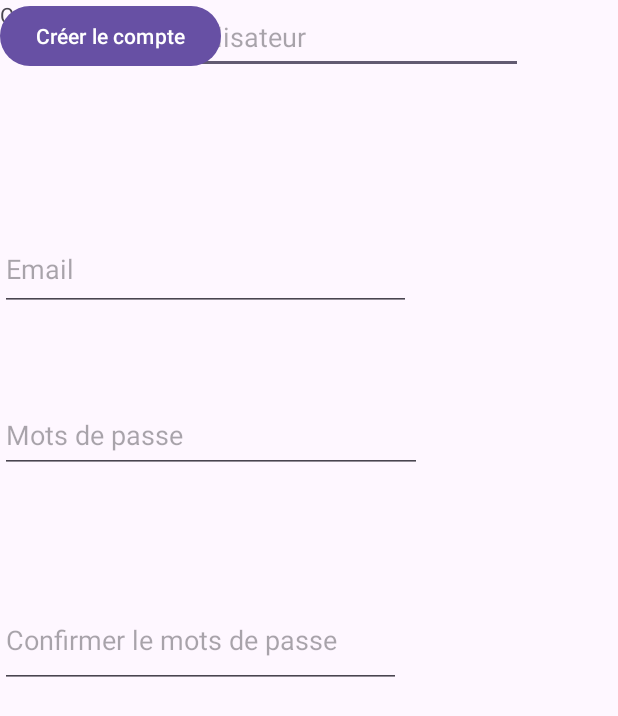
After one commit to NikoGandon/Licence-3, an Android app: the fragment InscriptionFragment shown on its own in the app's theme, on a phone screen of 412 x 824 dp. The commit adds this screen. Shown: the top 716 px of the screen. Run offline under Robolectric (Android 15) with nearby library versions, the phone set to English and light mode, and no system bars.

Commit message:
AND: TP5 / fragments et page de connexion

```diff
--- a/Semestre 6/prog mob/TD5/app/build.gradle.kts
+++ b/Semestre 6/prog mob/TD5/app/build.gradle.kts
@@ -29,6 +29,9 @@ android {
         sourceCompatibility = JavaVersion.VERSION_1_8
         targetCompatibility = JavaVersion.VERSION_1_8
     }
+    buildFeatures {
+        viewBinding = true
+    }
 }
 
 dependencies {
@@ -36,6 +39,9 @@ dependencies {
     implementation("androidx.appcompat:appcompat:1.6.1")
     implementation("com.google.android.material:material:1.11.0")
     implementation("androidx.constraintlayout:constraintlayout:2.1.4")
+    implementation("androidx.annotation:annotation:1.6.0")
+    implementation("androidx.lifecycle:lifecycle-livedata-ktx:2.7.0")
+    implementation("androidx.lifecycle:lifecycle-viewmodel-ktx:2.7.0")
     testImplementation("junit:junit:4.13.2")
     androidTestImplementation("androidx.test.ext:junit:1.1.5")
     androidTestImplementation("androidx.test.espresso:espresso-core:3.5.1")
--- a/Semestre 6/prog mob/TD5/app/src/main/AndroidManifest.xml
+++ b/Semestre 6/prog mob/TD5/app/src/main/AndroidManifest.xml
@@ -13,6 +13,9 @@
         android:theme="@style/Theme.TD5"
         tools:targetApi="31">
         <activity
+            android:name=".ConnexionPage.ConnexionPage"
+            android:exported="false" />
+        <activity
             android:name=".MainActivity"
             android:exported="true">
             <intent-filter>
--- /dev/null
+++ b/Semestre 6/prog mob/TD5/app/src/main/java/com/example/td5/ConnexionPage/InscriptionFragment.java
@@ -0,0 +1,118 @@
+package com.example.td5.ConnexionPage;
+
+import android.content.Context;
+import android.os.Bundle;
+
+import androidx.fragment.app.Fragment;
+
+import android.view.LayoutInflater;
+import android.view.View;
+import android.view.ViewGroup;
+import android.widget.Button;
+import android.widget.TextView;
+import android.widget.Toast;
+
+import com.example.td5.R;
+
+import java.io.FileOutputStream;
+import java.util.Objects;
+
+/**
+ * A simple {@link Fragment} subclass.
+ * Use the {@link InscriptionFragment#newInstance} factory method to
+ * create an instance of this fragment.
+ */
+public class InscriptionFragment extends Fragment {
+
+    // TODO: Rename parameter arguments, choose names that match
+    // the fragment initialization parameters, e.g. ARG_ITEM_NUMBER
+    private static final String ARG_PARAM1 = "param1";
+    private static final String ARG_PARAM2 = "param2";
+
+    // TODO: Rename and change types of parameters
+    private String mParam1;
+    private String mParam2;
+
+    public InscriptionFragment() {
+        // Required empty public constructor
+    }
+
+    /**
+     * Use this factory method to create a new instance of
+     * this fragment using the provided parameters.
+     *
+     * @param param1 Parameter 1.
+     * @param param2 Parameter 2.
+     * @return A new instance of fragment InscriptionFragment.
+     */
+    // TODO: Rename and change types and number of parameters
+    public static InscriptionFragment newInstance(String param1, String param2) {
+        InscriptionFragment fragment = new InscriptionFragment();
+        Bundle args = new Bundle();
+        args.putString(ARG_PARAM1, param1);
+        args.putString(ARG_PARAM2, param2);
+        fragment.setArguments(args);
+        return fragment;
+    }
+
+    @Override
+    public void onCreate(Bundle savedInstanceState) {
+        super.onCreate(savedInstanceState);
+        if (getArguments() != null) {
+            mParam1 = getArguments().getString(ARG_PARAM1);
+            mParam2 = getArguments().getString(ARG_PARAM2);
+        }
+
+
+    }
+
+    @Override
+    public View onCreateView(LayoutInflater inflater, ViewGroup container,
+                             Bundle savedInstanceState) {
+        View view = inflater.inflate(R.layout.fragment_inscription, container, false);
+
+        Button boutonInscription = view.findViewById(R.id.buttonCreerCompte);
+        TextView Username = view.findViewById(R.id.Username);
+        TextView email = view.findViewById(R.id.Email);
+        TextView password = view.findViewById(R.id.Password);
+        TextView confirmPassword = view.findViewById(R.id.ConfirmPassword);
+
+        boutonInscription.setOnClickListener(new View.OnClickListener() {
+            @Override
+            public void onClick(View view) {
+                String passwordText = password.getText().toString();
+                String confirmPasswordText = confirmPassword.getText().toString();
+
+                if (!confirmPasswordText.equals(passwordText)){
+                    Toast.makeText(getContext(), "Les mots de passe ne correspondent pas", Toast.LENGTH_SHORT).show();
+                    return;
+                }
+
+                String usernameText = Username.getText().toString();
+                String emailText = email.getText().toString();
+
+
+                FileOutputStream file = null;
+
+                try{
+                    file = requireContext().openFileOutput("comptes.csv", Context.MODE_APPEND);
+                    String userData = usernameText + ";" + emailText + ";" + passwordText + "\n";
+
+                    file.write(userData.getBytes());
+
+                    Toast.makeText(getContext(), "Compte enregistré avec succès", Toast.LENGTH_SHORT).show();
+                } catch (Exception e){
+                    e.printStackTrace();
+                } finally {
+                    try {
+                        if (file != null) file.close();
+                    } catch (Exception e){
+                        e.printStackTrace();
+                    }
+                }
+            }
+        });
+
+        return view;
+    }
+}
--- /dev/null
+++ b/Semestre 6/prog mob/TD5/app/src/main/res/layout/fragment_inscription.xml
@@ -0,0 +1,80 @@
+<?xml version="1.0" encoding="utf-8"?>
+<androidx.constraintlayout.widget.ConstraintLayout xmlns:android="http://schemas.android.com/apk/res/android"
+    xmlns:app="http://schemas.android.com/apk/res-auto"
+    xmlns:tools="http://schemas.android.com/tools"
+    android:id="@+id/frameLayout"
+    android:layout_width="match_parent"
+    android:layout_height="match_parent"
+    tools:context=".ConnexionPage.InscriptionFragment"
+    android:orientation="vertical">
+
+    <EditText
+        android:id="@+id/Username"
+        android:layout_width="286dp"
+        android:layout_height="49dp"
+        android:ems="10"
+        android:hint="Nom d'utilisateur"
+        android:inputType="text"
+        app:layout_constraintEnd_toEndOf="parent"
+        app:layout_constraintHorizontal_bias="0.497"
+        app:layout_constraintStart_toStartOf="parent"
+        tools:ignore="MissingConstraints"
+        tools:layout_editor_absoluteY="133dp" />
+
+    <EditText
+        android:id="@+id/Email"
+        android:layout_width="274dp"
+        android:layout_height="55dp"
+        android:ems="10"
+        android:hint="Email"
+        android:inputType="text"
+        app:layout_constraintBottom_toTopOf="@+id/ConfirmPassword"
+        app:layout_constraintTop_toBottomOf="@+id/Username"
+        app:layout_constraintVertical_bias="0.355"
+        tools:ignore="MissingConstraints"
+        tools:layout_editor_absoluteX="74dp" />
+
+    <EditText
+        android:id="@+id/Password"
+        android:layout_width="281dp"
+        android:layout_height="50dp"
+        android:ems="10"
+        android:hint="Mots de passe"
+        android:inputType="textPassword"
+        app:layout_constraintBottom_toTopOf="@+id/ConfirmPassword"
+        app:layout_constraintTop_toBottomOf="@+id/Username"
+        app:layout_constraintVertical_bias="0.732"
+        tools:ignore="MissingConstraints"
+        tools:layout_editor_absoluteX="67dp" />
+
+    <EditText
+        android:id="@+id/ConfirmPassword"
+        android:layout_width="267dp"
+        android:layout_height="64dp"
+        android:ems="10"
+        android:hint="Confirmer le mots de passe"
+        android:inputType="textPassword"
+        app:layout_constraintBottom_toBottomOf="parent"
+        app:layout_constraintTop_toBottomOf="@+id/Username"
+        app:layout_constraintVertical_bias="0.486"
+        tools:ignore="MissingConstraints"
+        tools:layout_editor_absoluteX="62dp" />
+
+    <TextView
+        android:id="@+id/textView"
+        android:layout_width="wrap_content"
+        android:layout_height="wrap_content"
+        android:text="Connexion"
+        tools:layout_editor_absoluteX="177dp"
+        tools:layout_editor_absoluteY="52dp"
+        tools:ignore="MissingConstraints" />
+
+    <Button
+        android:id="@+id/buttonCreerCompte"
+        android:layout_width="wrap_content"
+        android:layout_height="wrap_content"
+        android:text="Créer le compte"
+        tools:layout_editor_absoluteX="131dp"
+        tools:layout_editor_absoluteY="533dp"
+        tools:ignore="MissingConstraints" />
+</androidx.constraintlayout.widget.ConstraintLayout>
--- a/Semestre 6/prog mob/TD5/app/src/main/res/values-night/themes.xml
+++ b/Semestre 6/prog mob/TD5/app/src/main/res/values-night/themes.xml
@@ -4,4 +4,9 @@
         <!-- Customize your dark theme here. -->
         <!-- <item name="colorPrimary">@color/my_dark_primary</item> -->
     </style>
+
+    <style name="ThemeOverlay.TD5.FullscreenContainer" parent="">
+        <item name="fullscreenBackgroundColor">@color/light_blue_900</item>
+        <item name="fullscreenTextColor">@color/light_blue_A400</item>
+    </style>
 </resources>
--- /dev/null
+++ b/Semestre 6/prog mob/TD5/app/src/main/res/values/attrs.xml
@@ -0,0 +1,6 @@
+<resources>
+    <declare-styleable name="FullscreenAttrs">
+        <attr name="fullscreenBackgroundColor" format="color" />
+        <attr name="fullscreenTextColor" format="color" />
+    </declare-styleable>
+</resources>
--- a/Semestre 6/prog mob/TD5/app/src/main/res/values/colors.xml
+++ b/Semestre 6/prog mob/TD5/app/src/main/res/values/colors.xml
@@ -2,4 +2,9 @@
 <resources>
     <color name="black">#FF000000</color>
     <color name="white">#FFFFFFFF</color>
+    <color name="light_blue_600">#FF039BE5</color>
+    <color name="light_blue_900">#FF01579B</color>
+    <color name="light_blue_A200">#FF40C4FF</color>
+    <color name="light_blue_A400">#FF00B0FF</color>
+    <color name="black_overlay">#66000000</color>
 </resources>
--- /dev/null
+++ b/Semestre 6/prog mob/TD5/app/src/main/res/values/dimens.xml
@@ -0,0 +1,5 @@
+<resources>
+    <!-- Default screen margins, per the Android Design guidelines. -->
+ <dimen name="fragment_horizontal_margin">16dp</dimen>
+ <dimen name="fragment_vertical_margin">16dp</dimen>
+</resources>
--- a/Semestre 6/prog mob/TD5/app/src/main/res/values/themes.xml
+++ b/Semestre 6/prog mob/TD5/app/src/main/res/values/themes.xml
@@ -6,4 +6,9 @@
     </style>
 
     <style name="Theme.TD5" parent="Base.Theme.TD5" />
+
+    <style name="ThemeOverlay.TD5.FullscreenContainer" parent="">
+        <item name="fullscreenBackgroundColor">@color/light_blue_600</item>
+        <item name="fullscreenTextColor">@color/light_blue_A200</item>
+    </style>
 </resources>
```
Also changed, not shown: Semestre 6/prog mob/TD5/app/src/main/java/com/example/td5/ConnexionPage/ConnexionFragment.java (added, +66 -0 lines), Semestre 6/prog mob/TD5/app/src/main/java/com/example/td5/ConnexionPage/ConnexionPage.java (added, +32 -0 lines), Semestre 6/prog mob/TD5/app/src/main/res/layout/activity_connexion_page.xml (added, +9 -0 lines), Semestre 6/prog mob/TD5/app/src/main/res/layout/fragment_connexion.xml (added, +14 -0 lines), Semestre 6/prog mob/TD5/app/src/main/res/values/strings.xml (+13 -0 lines), Semestre 6/prog mob/TD5/app/src/main/res/values/styles.xml (added, +7 -0 lines).
